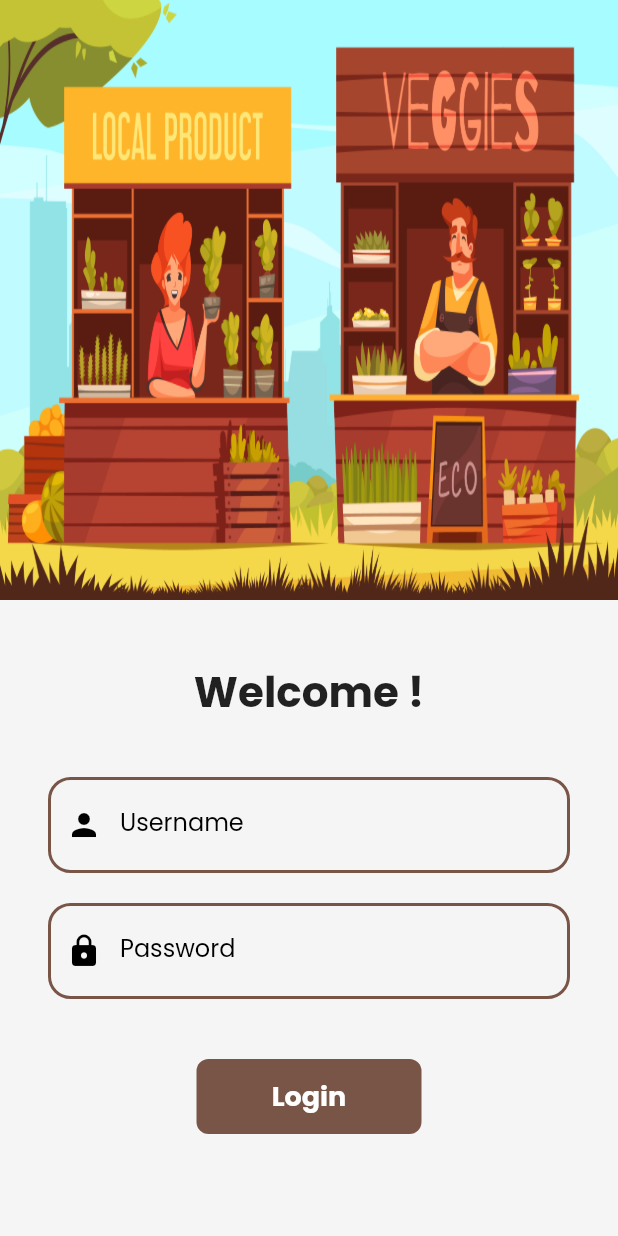
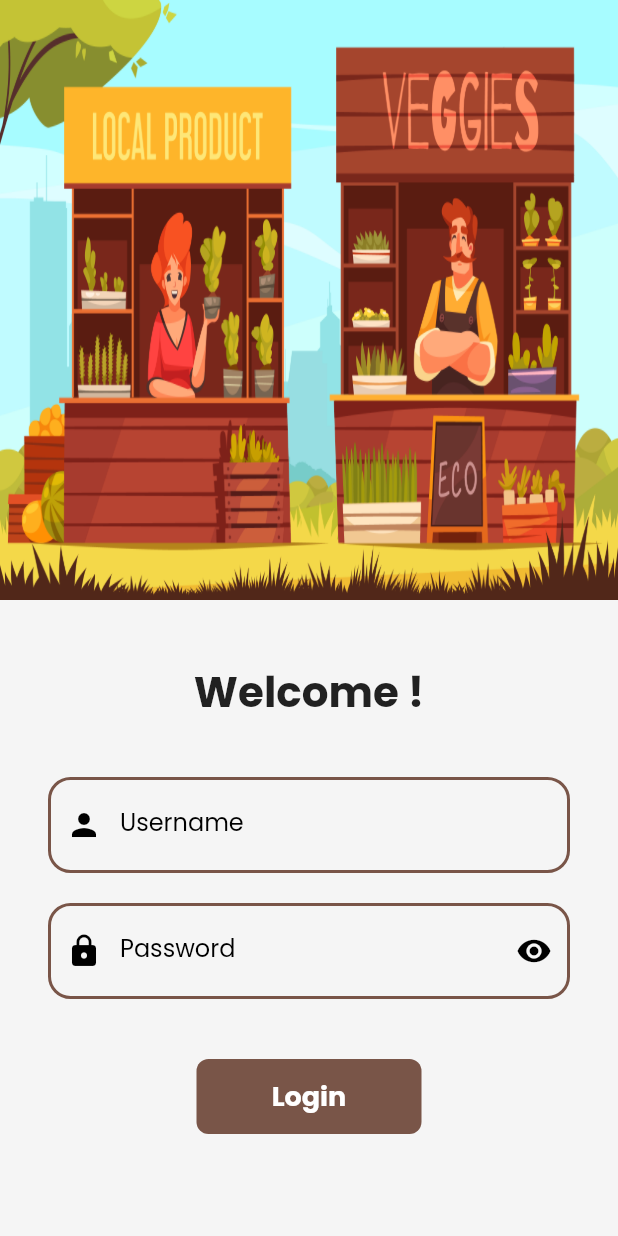
Before and after one commit to JayM2510/Rural4Us, a Flutter app: the screen it shows after launch, on a phone screen of 412 x 824 dp. Run offline on Flutter 3.47's test engine with Material 2 defaults, Android fonts, the phone set to English and light mode, and no system bars; drawn by our look-alikes of velocity_x; our stand-ins replace google_fonts, url_strategy.

Commit message:
Suffix eye icon

```diff
--- a/lib/pages/login_page.dart
+++ b/lib/pages/login_page.dart
@@ -9,6 +9,7 @@ class LoginPage extends StatefulWidget {
 }
 
 class _LoginPageState extends State<LoginPage> {
+  bool obscureText= true;
   String name = "";
   bool changeButton = false;
 
@@ -96,9 +97,18 @@ class _LoginPageState extends State<LoginPage> {
                   height: 20.0,
                 ),
                       TextFormField(
-                        obscureText: true,
+                        obscureText: obscureText,
                         decoration: InputDecoration(
                           prefixIcon: Icon(Icons.lock, color: Colors.black,),
+                          suffixIcon: GestureDetector(
+                            onTap: () {
+                              setState(() {
+                                obscureText = !obscureText;
+                                });
+                              },
+                              child: Icon(obscureText?
+                              Icons.visibility: Icons.visibility_off, color: Colors.black,),
+                              ),
                           enabledBorder: OutlineInputBorder(
                             borderRadius: BorderRadius.circular(15.0),
                             borderSide: BorderSide(color: Colors.brown ,width: 2.0),
```
